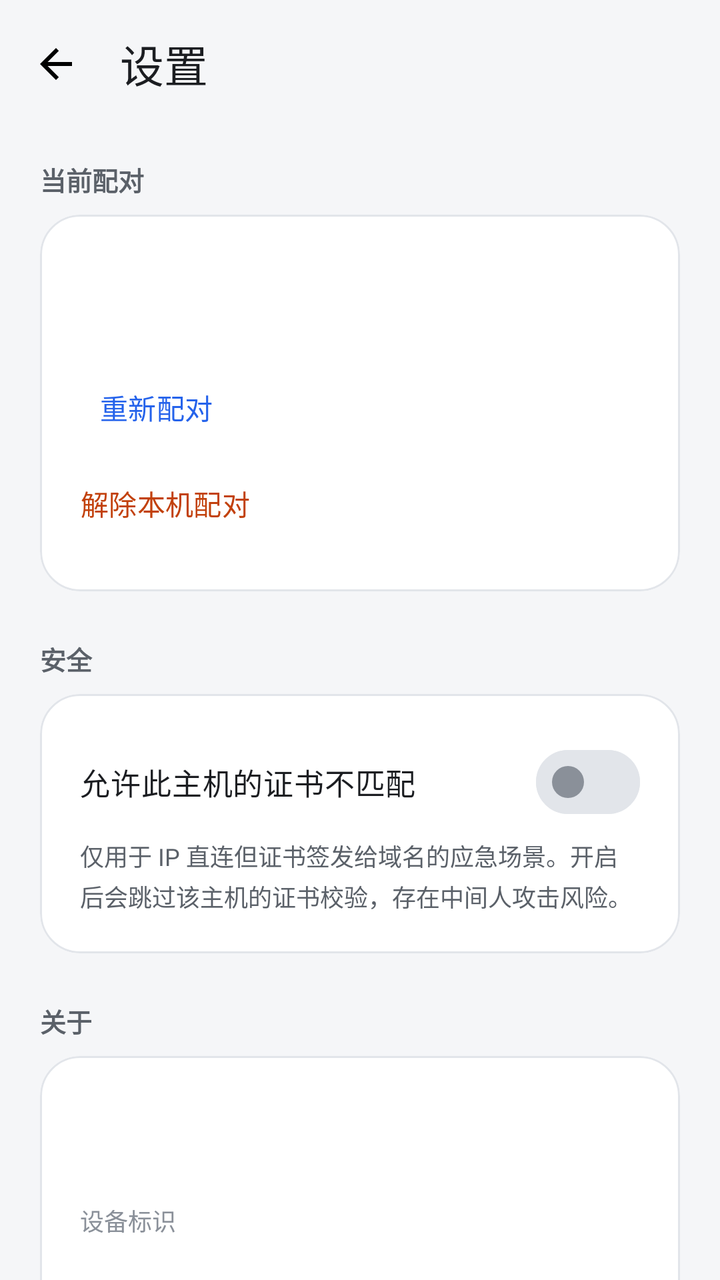
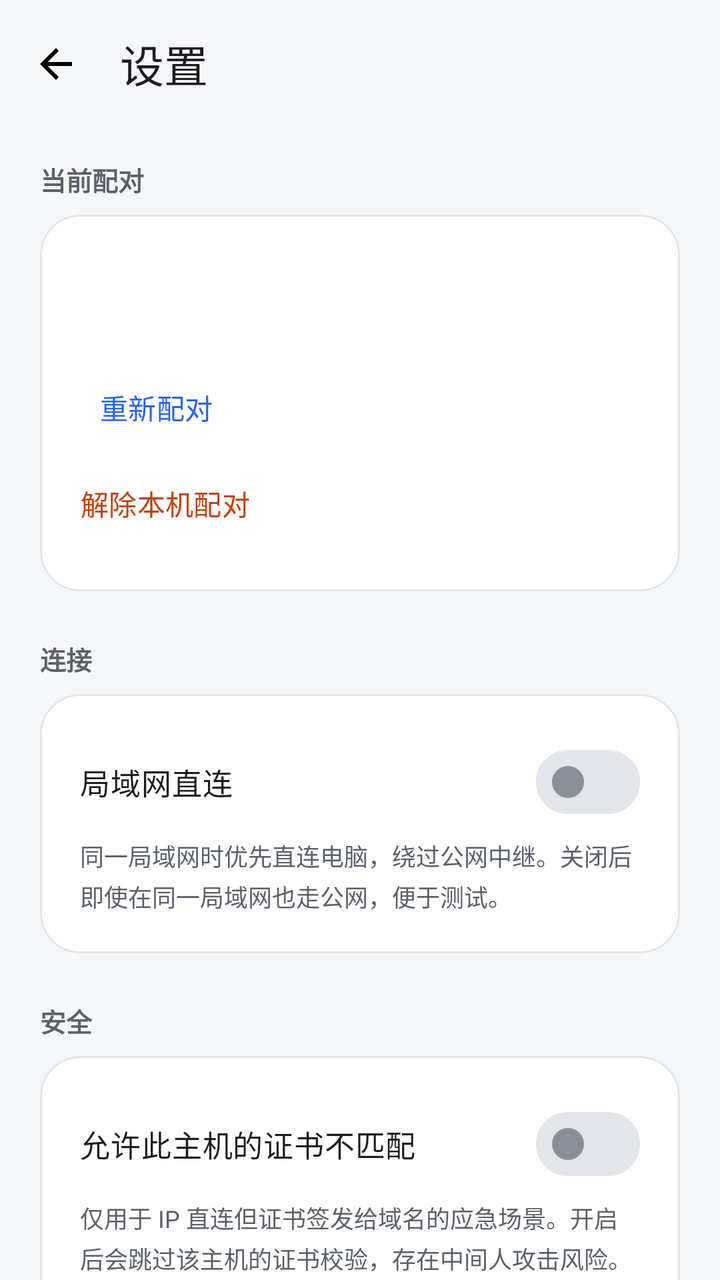

Before-and-after screenshots of an Android layout around one commit, followed by the original layout XML and the change that was made.
<!-- AndroidManifest.xml: application theme Theme.Dsh2Phone -->
<!-- res/layout/activity_settings.xml -->
<?xml version="1.0" encoding="utf-8"?>
<LinearLayout xmlns:android="http://schemas.android.com/apk/res/android"
    android:id="@+id/root"
    xmlns:app="http://schemas.android.com/apk/res-auto"
    android:layout_width="match_parent"
    android:layout_height="match_parent"
    android:background="@color/app_background"
    android:orientation="vertical">

    <com.google.android.material.appbar.MaterialToolbar
        android:id="@+id/toolbar"
        android:layout_width="match_parent"
        android:layout_height="?attr/actionBarSize"
        android:background="@color/app_background"
        app:navigationIcon="@drawable/ic_back"
        app:title="@string/settings_title"
        app:titleTextColor="@color/text_primary" />

    <androidx.core.widget.NestedScrollView
        android:layout_width="match_parent"
        android:layout_height="0dp"
        android:layout_weight="1"
        android:fillViewport="true">

        <LinearLayout
            android:layout_width="match_parent"
            android:layout_height="wrap_content"
            android:orientation="vertical"
            android:paddingStart="20dp"
            android:paddingTop="4dp"
            android:paddingEnd="20dp"
            android:paddingBottom="32dp">

            <TextView
                android:layout_width="match_parent"
                android:layout_height="wrap_content"
                android:layout_marginTop="12dp"
                android:text="@string/settings_pairing_section"
                android:textColor="@color/text_secondary"
                android:textSize="13sp"
                android:textStyle="bold" />

            <com.google.android.material.card.MaterialCardView
                style="@style/Widget.Dsh2Phone.Card"
                android:layout_width="match_parent"
                android:layout_height="wrap_content"
                android:layout_marginTop="8dp">

                <LinearLayout
                    android:layout_width="match_parent"
                    android:layout_height="wrap_content"
                    android:orientation="vertical"
                    android:padding="20dp">

                    <TextView
                        android:id="@+id/settingsHost"
                        android:layout_width="match_parent"
                        android:layout_height="wrap_content"
                        android:textColor="@color/text_primary"
                        android:textSize="17sp"
                        android:textStyle="bold" />

                    <TextView
                        android:id="@+id/settingsDevice"
                        android:layout_width="match_parent"
                        android:layout_height="wrap_content"
                        android:layout_marginTop="6dp"
                        android:textColor="@color/text_secondary"
                        android:textSize="13sp" />

                    <com.google.android.material.button.MaterialButton
                        android:id="@+id/settingsRepair"
                        style="@style/Widget.Material3.Button.TextButton"
                        android:layout_width="wrap_content"
                        android:layout_height="wrap_content"
                        android:layout_marginTop="6dp"
                        android:paddingStart="0dp"
                        android:text="@string/repair" />

                    <com.google.android.material.button.MaterialButton
                        android:id="@+id/settingsUnpair"
                        style="@style/Widget.Material3.Button.TextButton"
                        android:layout_width="wrap_content"
                        android:layout_height="wrap_content"
                        android:paddingStart="0dp"
                        android:text="@string/unpair"
                        android:textColor="@color/status_offline" />
                </LinearLayout>
            </com.google.android.material.card.MaterialCardView>

            <TextView
                android:layout_width="match_parent"
                android:layout_height="wrap_content"
                android:layout_marginTop="24dp"
                android:text="@string/settings_security_section"
                android:textColor="@color/text_secondary"
                android:textSize="13sp"
                android:textStyle="bold" />

            <com.google.android.material.card.MaterialCardView
                style="@style/Widget.Dsh2Phone.Card"
                android:layout_width="match_parent"
                android:layout_height="wrap_content"
                android:layout_marginTop="8dp">

                <LinearLayout
                    android:layout_width="match_parent"
                    android:layout_height="wrap_content"
                    android:orientation="vertical"
                    android:padding="20dp">

                    <com.google.android.material.materialswitch.MaterialSwitch
                        android:id="@+id/allowBadCertSwitch"
                        android:layout_width="match_parent"
                        android:layout_height="wrap_content"
                        android:text="@string/settings_allow_bad_cert"
                        android:textColor="@color/text_primary"
                        android:textSize="15sp"
                        app:thumbTint="@color/switch_thumb"
                        app:trackTint="@color/switch_track" />

                    <TextView
                        android:layout_width="match_parent"
                        android:layout_height="wrap_content"
                        android:layout_marginTop="4dp"
                        android:lineSpacingExtra="3dp"
                        android:text="@string/settings_allow_bad_cert_desc"
                        android:textColor="@color/text_secondary"
                        android:textSize="12sp" />
                </LinearLayout>
            </com.google.android.material.card.MaterialCardView>

            <TextView
                android:layout_width="match_parent"
                android:layout_height="wrap_content"
                android:layout_marginTop="24dp"
                android:text="@string/settings_about_section"
                android:textColor="@color/text_secondary"
                android:textSize="13sp"
                android:textStyle="bold" />

            <com.google.android.material.card.MaterialCardView
                style="@style/Widget.Dsh2Phone.Card"
                android:layout_width="match_parent"
                android:layout_height="wrap_content"
                android:layout_marginTop="8dp">

                <LinearLayout
                    android:layout_width="match_parent"
                    android:layout_height="wrap_content"
                    android:orientation="vertical"
                    android:padding="20dp">

                    <TextView
                        android:id="@+id/settingsVersion"
                        android:layout_width="match_parent"
                        android:layout_height="wrap_content"
                        android:textColor="@color/text_secondary"
                        android:textSize="13sp" />

                    <TextView
                        android:id="@+id/settingsBuild"
                        android:layout_width="match_parent"
                        android:layout_height="wrap_content"
                        android:layout_marginTop="4dp"
                        android:textColor="@color/text_secondary"
                        android:textSize="13sp" />

                    <TextView
                        android:layout_width="match_parent"
                        android:layout_height="wrap_content"
                        android:layout_marginTop="14dp"
                        android:text="@string/settings_ua_label"
                        android:textColor="@color/text_tertiary"
                        android:textSize="12sp" />

                    <TextView
                        android:id="@+id/settingsUa"
                        android:layout_width="match_parent"
                        android:layout_height="wrap_content"
                        android:layout_marginTop="2dp"
                        android:textColor="@color/text_secondary"
                        android:textIsSelectable="true"
                        android:textSize="12sp" />

                    <TextView
                        android:layout_width="match_parent"
                        android:layout_height="wrap_content"
                        android:layout_marginTop="12dp"
                        android:text="@string/settings_origin_label"
                        android:textColor="@color/text_tertiary"
                        android:textSize="12sp" />

                    <TextView
                        android:id="@+id/settingsOrigin"
                        android:layout_width="match_parent"
                        android:layout_height="wrap_content"
                        android:layout_marginTop="2dp"
                        android:textColor="@color/text_secondary"
                        android:textIsSelectable="true"
                        android:textSize="12sp" />

                    <com.google.android.material.button.MaterialButton
                        android:id="@+id/copyDiagnostics"
                        style="@style/Widget.Material3.Button.TextButton"
                        android:layout_width="wrap_content"
                        android:layout_height="wrap_content"
                        android:layout_marginTop="12dp"
                        android:paddingStart="0dp"
                        android:text="@string/settings_copy" />

                    <com.google.android.material.button.MaterialButton
                        android:id="@+id/checkUpdates"
                        style="@style/Widget.Material3.Button.TextButton"
                        android:layout_width="wrap_content"
                        android:layout_height="wrap_content"
                        android:paddingStart="0dp"
                        android:text="@string/settings_check_update" />
                </LinearLayout>
            </com.google.android.material.card.MaterialCardView>

            <TextView
                android:layout_width="match_parent"
                android:layout_height="wrap_content"
                android:layout_marginTop="24dp"
                android:text="@string/settings_privacy_title"
                android:textColor="@color/text_primary"
                android:textSize="14sp"
                android:textStyle="bold" />

            <TextView
                android:layout_width="match_parent"
                android:layout_height="wrap_content"
                android:layout_marginTop="6dp"
                android:lineSpacingExtra="4dp"
                android:text="@string/settings_privacy_body"
                android:textColor="@color/text_secondary"
                android:textSize="13sp" />
        </LinearLayout>
    </androidx.core.widget.NestedScrollView>
</LinearLayout>
<!-- resources referenced by this layout -->
<resources>
  <color name="app_background">#F5F6F8</color>
  <color name="status_offline">#C2410C</color>
  <color name="text_primary">#1B1D21</color>
  <color name="text_secondary">#5B6169</color>
  <color name="text_tertiary">#8A9099</color>
  <!-- drawable ic_back (drawable) -->
  <vector xmlns:android="http://schemas.android.com/apk/res/android"
      android:width="24dp"
      android:height="24dp"
      android:viewportWidth="24"
      android:viewportHeight="24">
      <path
          android:fillColor="#FF000000"
          android:pathData="M20,11H7.83l5.59,-5.59L12,4l-8,8 8,8 1.41,-1.41L7.83,13H20v-2z" />
  </vector>
  <string name="repair">重新配对</string>
  <string name="settings_about_section">关于</string>
  <string name="settings_allow_bad_cert">允许此主机的证书不匹配</string>
  <string name="settings_allow_bad_cert_desc">仅用于 IP 直连但证书签发给域名的应急场景。开启后会跳过该主机的证书校验，存在中间人攻击风险。</string>
  <string name="settings_check_update">检查更新</string>
  <string name="settings_copy">复制诊断信息</string>
  <string name="settings_origin_label">配对地址</string>
  <string name="settings_pairing_section">当前配对</string>
  <string name="settings_privacy_body">本 App 不收集统计信息，不上传设备数据。配对凭证仅保存在本机，并用 Android Keystore 加密。</string>
  <string name="settings_privacy_title">隐私</string>
  <string name="settings_security_section">安全</string>
  <string name="settings_title">设置</string>
  <string name="settings_ua_label">设备标识</string>
  <string name="unpair">解除本机配对</string>
  <style name="Widget.Dsh2Phone.Card" parent="Widget.Material3.CardView.Outlined">
          <item name="cardBackgroundColor">@color/card_background</item>
          <item name="strokeColor">@color/card_stroke</item>
          <item name="cardCornerRadius">20dp</item>
          <item name="cardElevation">0dp</item>
      </style>
  <style name="Theme.Dsh2Phone" parent="Theme.Material3.DayNight.NoActionBar">
          <item name="colorPrimary">@color/brand</item>
          <item name="colorOnPrimary">@color/on_brand</item>
          <item name="colorPrimaryContainer">@color/brand</item>
          <item name="colorOnPrimaryContainer">@color/on_brand</item>
          <item name="android:colorBackground">@color/app_background</item>
          <item name="colorSurface">@color/card_background</item>
          <item name="colorOnSurface">@color/text_primary</item>
          <item name="colorOnSurfaceVariant">@color/text_secondary</item>
          <item name="colorOutline">@color/card_stroke</item>
          <item name="android:statusBarColor">@color/app_background</item>
          <item name="android:navigationBarColor">@color/app_background</item>
          <item name="android:windowLightStatusBar">true</item>
          <item name="android:windowLightNavigationBar">true</item>
          <item name="android:windowBackground">@color/app_background</item>
      </style>
  <color name="card_background">#FFFFFF</color>
  <color name="card_stroke">#E2E5EA</color>
  <color name="brand">#2563EB</color>
  <color name="on_brand">#FFFFFF</color>
</resources>

<!-- the commit's change to res/layout/activity_settings.xml (unified diff, before → after) -->
@@ -92,6 +92,48 @@
                 android:layout_width="match_parent"
                 android:layout_height="wrap_content"
                 android:layout_marginTop="24dp"
+                android:text="@string/settings_connection_section"
+                android:textColor="@color/text_secondary"
+                android:textSize="13sp"
+                android:textStyle="bold" />
+
+            <com.google.android.material.card.MaterialCardView
+                style="@style/Widget.Dsh2Phone.Card"
+                android:layout_width="match_parent"
+                android:layout_height="wrap_content"
+                android:layout_marginTop="8dp">
+
+                <LinearLayout
+                    android:layout_width="match_parent"
+                    android:layout_height="wrap_content"
+                    android:orientation="vertical"
+                    android:padding="20dp">
+
+                    <com.google.android.material.materialswitch.MaterialSwitch
+                        android:id="@+id/lanDirectSwitch"
+                        android:layout_width="match_parent"
+                        android:layout_height="wrap_content"
+                        android:text="@string/settings_lan_direct"
+                        android:textColor="@color/text_primary"
+                        android:textSize="15sp"
+                        app:thumbTint="@color/switch_thumb"
+                        app:trackTint="@color/switch_track" />
+
+                    <TextView
+                        android:layout_width="match_parent"
+                        android:layout_height="wrap_content"
+                        android:layout_marginTop="4dp"
+                        android:lineSpacingExtra="3dp"
+                        android:text="@string/settings_lan_direct_desc"
+                        android:textColor="@color/text_secondary"
+                        android:textSize="12sp" />
+                </LinearLayout>
+            </com.google.android.material.card.MaterialCardView>
+
+            <TextView
+                android:layout_width="match_parent"
+                android:layout_height="wrap_content"
+                android:layout_marginTop="24dp"
                 android:text="@string/settings_security_section"
                 android:textColor="@color/text_secondary"
                 android:textSize="13sp"
<!-- resource entries referenced after the edit -->
@@ -20,7 +20,10 @@
   <string name="settings_allow_bad_cert">允许此主机的证书不匹配</string>
   <string name="settings_allow_bad_cert_desc">仅用于 IP 直连但证书签发给域名的应急场景。开启后会跳过该主机的证书校验，存在中间人攻击风险。</string>
   <string name="settings_check_update">检查更新</string>
+  <string name="settings_connection_section">连接</string>
   <string name="settings_copy">复制诊断信息</string>
+  <string name="settings_lan_direct">局域网直连</string>
+  <string name="settings_lan_direct_desc">同一局域网时优先直连电脑，绕过公网中继。关闭后即使在同一局域网也走公网，便于测试。</string>
   <string name="settings_origin_label">配对地址</string>
   <string name="settings_pairing_section">当前配对</string>
   <string name="settings_privacy_body">本 App 不收集统计信息，不上传设备数据。配对凭证仅保存在本机，并用 Android Keystore 加密。</string>
